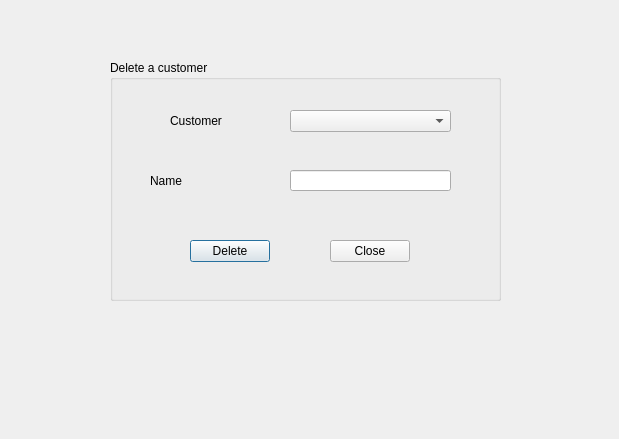
First picture: the form in deletecustomer.ui, repository jonathansaetre/BankSystem, before the edit.
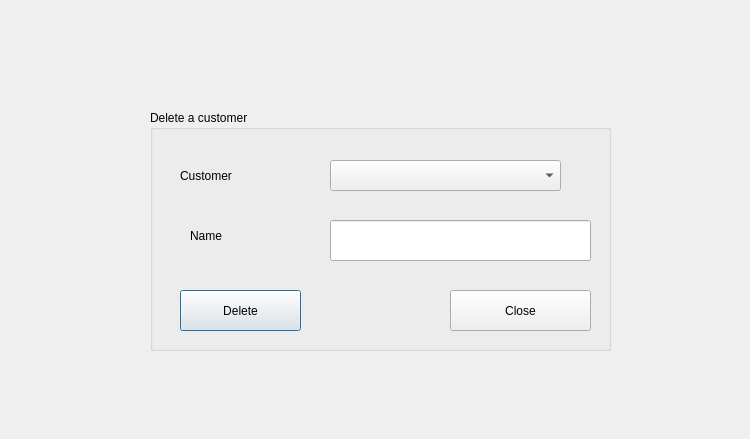
Second picture: the form after the edit.

Patch:
```diff
--- a/deletecustomer.ui
+++ b/deletecustomer.ui
@@ -6,7 +6,7 @@
    <rect>
     <x>0</x>
     <y>0</y>
-    <width>619</width>
+    <width>750</width>
     <height>439</height>
    </rect>
   </property>
@@ -16,9 +16,9 @@
   <widget class="QGroupBox" name="groupBox">
    <property name="geometry">
     <rect>
-     <x>110</x>
-     <y>60</y>
-     <width>391</width>
+     <x>150</x>
+     <y>110</y>
+     <width>461</width>
      <height>241</height>
     </rect>
    </property>
@@ -28,10 +28,10 @@
    <widget class="QLabel" name="label">
     <property name="geometry">
      <rect>
-      <x>60</x>
+      <x>30</x>
       <y>50</y>
-      <width>81</width>
-      <height>21</height>
+      <width>111</width>
+      <height>31</height>
      </rect>
     </property>
     <property name="text">
@@ -43,8 +43,8 @@
      <rect>
       <x>180</x>
       <y>50</y>
-      <width>161</width>
-      <height>22</height>
+      <width>231</width>
+      <height>31</height>
      </rect>
     </property>
    </widget>
@@ -54,7 +54,7 @@
       <x>40</x>
       <y>110</y>
       <width>81</width>
-      <height>21</height>
+      <height>31</height>
      </rect>
     </property>
     <property name="text">
@@ -66,18 +66,18 @@
      <rect>
       <x>180</x>
       <y>110</y>
-      <width>161</width>
-      <height>21</height>
+      <width>261</width>
+      <height>41</height>
      </rect>
     </property>
    </widget>
    <widget class="QPushButton" name="deleteButton">
     <property name="geometry">
      <rect>
-      <x>80</x>
+      <x>30</x>
       <y>180</y>
-      <width>80</width>
-      <height>22</height>
+      <width>121</width>
+      <height>41</height>
      </rect>
     </property>
     <property name="text">
@@ -87,10 +87,10 @@
    <widget class="QPushButton" name="closeButton">
     <property name="geometry">
      <rect>
-      <x>220</x>
+      <x>300</x>
       <y>180</y>
-      <width>80</width>
-      <height>22</height>
+      <width>141</width>
+      <height>41</height>
      </rect>
     </property>
     <property name="text">
```
